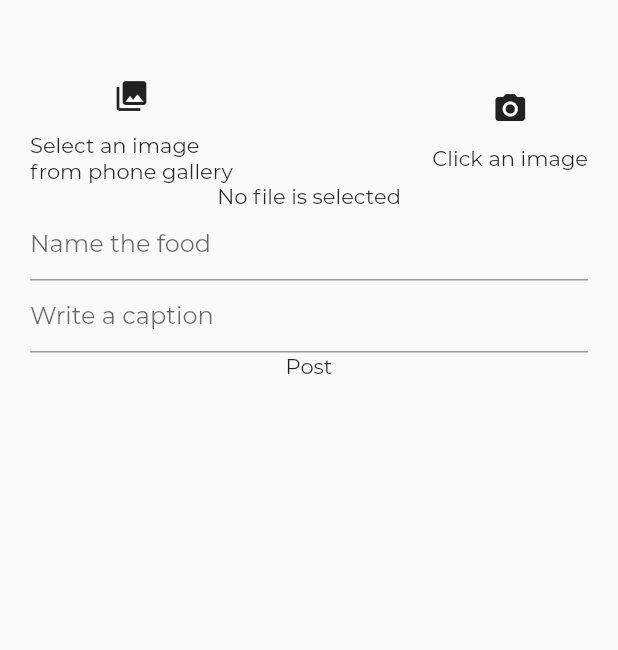
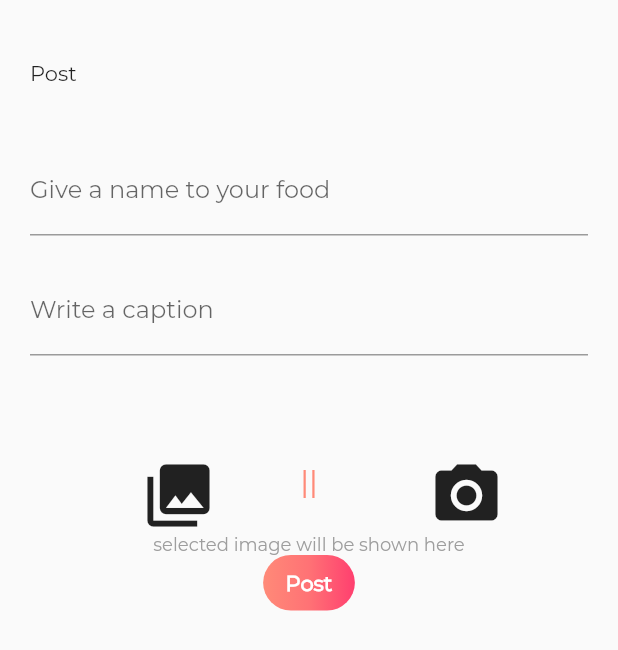
Before and after one commit to Singh-Shivani/Food_Lab, a Flutter app: the ImageCapture screen opened directly, on a phone screen of 412 x 824 dp. Shown: the top 650 px of the screen. Run offline on Flutter 3.47's test engine with Material 2 defaults, Android fonts, the phone set to English and light mode, and no system bars; our stand-ins replace cloud_firestore, curved_navigation_bar, firebase_auth, firebase_storage, image_cropper, image_picker; accounts and stored records are empty.

```diff
--- a/lib/screens/add_post.dart
+++ b/lib/screens/add_post.dart
@@ -3,6 +3,7 @@ import 'package:flutter/material.dart';
 import 'dart:io';
 import 'package:foodlab/api/food_api.dart';
 import 'package:foodlab/screens/upload_image.dart';
+import 'package:foodlab/widget/custom_raised_button.dart';
 import 'package:image_picker/image_picker.dart';
 import 'package:image_cropper/image_cropper.dart';
 import 'package:foodlab/model/food.dart';
@@ -83,38 +84,68 @@ class _ImageCaptureState extends State<ImageCapture> {
           child: SingleChildScrollView(
             physics: BouncingScrollPhysics(),
             child: Column(
+              crossAxisAlignment: CrossAxisAlignment.start,
+              mainAxisAlignment: MainAxisAlignment.center,
               children: <Widget>[
+                Text('Post'),
+                SizedBox(height: 40),
+                Container(
+                  child: TextField(
+                    onChanged: (String value) {
+                      food.name = value;
+                    },
+                    decoration: InputDecoration(
+                      labelText: 'Give a name to your food',
+                    ),
+                  ),
+                ),
+                SizedBox(
+                  height: 20,
+                ),
+                Container(
+                  child: TextField(
+                    onChanged: (String value) {
+                      food.caption = value;
+                    },
+                    decoration: InputDecoration(
+                      labelText: 'Write a caption',
+                    ),
+                  ),
+                ),
+                SizedBox(
+                  height: 60,
+                ),
                 Row(
-                  mainAxisAlignment: MainAxisAlignment.spaceBetween,
-                  children: <Widget>[
-                    Column(
+                  mainAxisAlignment: MainAxisAlignment.spaceEvenly,
                   children: <Widget>[
                     IconButton(
                       icon: Icon(
                         Icons.photo_library,
+                        size: 50,
                       ),
                       onPressed: () {
                         _pickImage(ImageSource.gallery);
                       },
                     ),
-                        Text('Select an image\nfrom phone gallery'),
-                      ],
+                    Text(
+                      '||',
+                      style: TextStyle(
+                        fontSize: 20,
+                        color: Color.fromRGBO(255, 138, 120, 1),
                       ),
-                    Column(
-                      children: <Widget>[
+                    ),
                     IconButton(
                       icon: Icon(
                         Icons.camera_alt,
+                        size: 50,
                       ),
                       onPressed: () {
                         _pickImage(ImageSource.camera);
                       },
                     ),
-                        Text('Click an image'),
                   ],
                 ),
-                  ],
-                ),
+                SizedBox(height: 10),
                 ListView(
                   shrinkWrap: true,
                   children: <Widget>[
@@ -145,37 +176,29 @@ class _ImageCaptureState extends State<ImageCapture> {
 //                              Uploader(file: _imageFile)
                             ],
                           )
-                        : Center(child: Text('No file is selected')),
-                  ],
-                ),
-                Container(
-                  child: TextField(
-                    onChanged: (String value) {
-                      food.name = value;
-                    },
-                    decoration: InputDecoration(
-                      hintText: 'Name the food',
+                        : Center(
+                            child: Text(
+                              'selected image will be shown here',
+                              style: TextStyle(
+                                fontSize: 12,
+                                color: Colors.grey,
                               ),
                             ),
                           ),
-                Container(
-                  child: TextField(
-                    onChanged: (String value) {
-                      food.caption = value;
+                  ],
+                ),
+                Center(
+                  child: GestureDetector(
+                    onTap: () {
+                      _save();
                     },
-                    decoration: InputDecoration(
-                      hintText: 'Write a caption',
+                    child: CustomRaisedButton(
+                      buttonText: 'Post',
                     ),
                   ),
                 ),
-                GestureDetector(
-                  onTap: () {
-                    _save();
-                  },
-                  child: Text('Post'),
-                ),
                 SizedBox(
-                  height: 40,
+                  height: 50,
                 ),
               ],
             ),
--- a/lib/screens/landing_page.dart
+++ b/lib/screens/landing_page.dart
@@ -68,7 +68,7 @@ class _LandingPageState extends State<LandingPage> {
                   builder: (BuildContext context) {
                     return (authNotifier.user == null)
                         ? LoginPage()
-                        : NavigationBarPage();
+                        : NavigationBarPage(selectedIndex: 0);
                   },
                 ));
               },
--- a/lib/widget/custom_raised_button.dart
+++ b/lib/widget/custom_raised_button.dart
@@ -3,7 +3,7 @@ import 'package:flutter/material.dart';
 class CustomRaisedButton extends StatelessWidget {
   final String buttonText;
 
-  CustomRaisedButton({this.buttonText});
+  CustomRaisedButton({@required this.buttonText});
   @override
   Widget build(BuildContext context) {
     return Container(
```
Also changed, not shown: lib/api/food_api.dart (+7 -3 lines), lib/model/user.dart (+7 -7 lines), lib/screens/edit_profile_page.dart (+27 -11 lines), lib/screens/home_page.dart (+16 -14 lines), lib/screens/navigation_bar.dart (+5 -5 lines), lib/screens/profile_page.dart (+61 -79 lines). Lines whose indentation alone changed are shown as unchanged.
